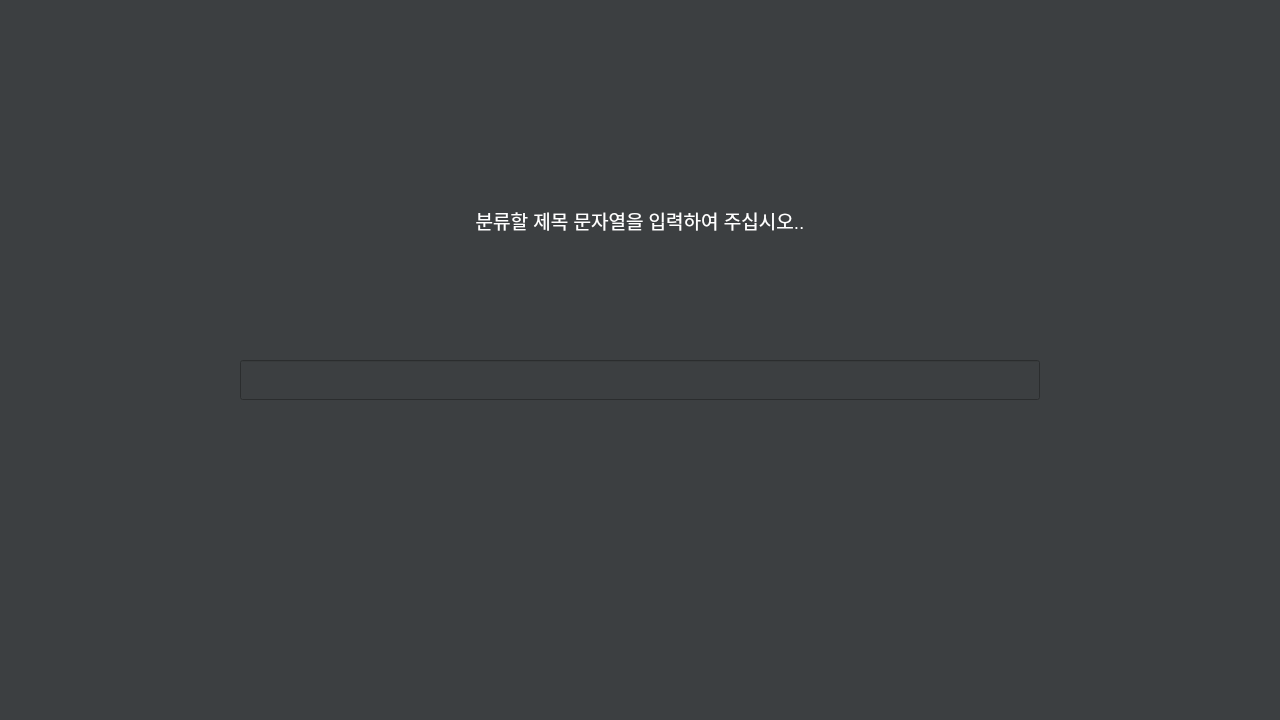
Old version of the form GUI/newwindow.ui in the repository HaKaTaHan/Document_Classifier.
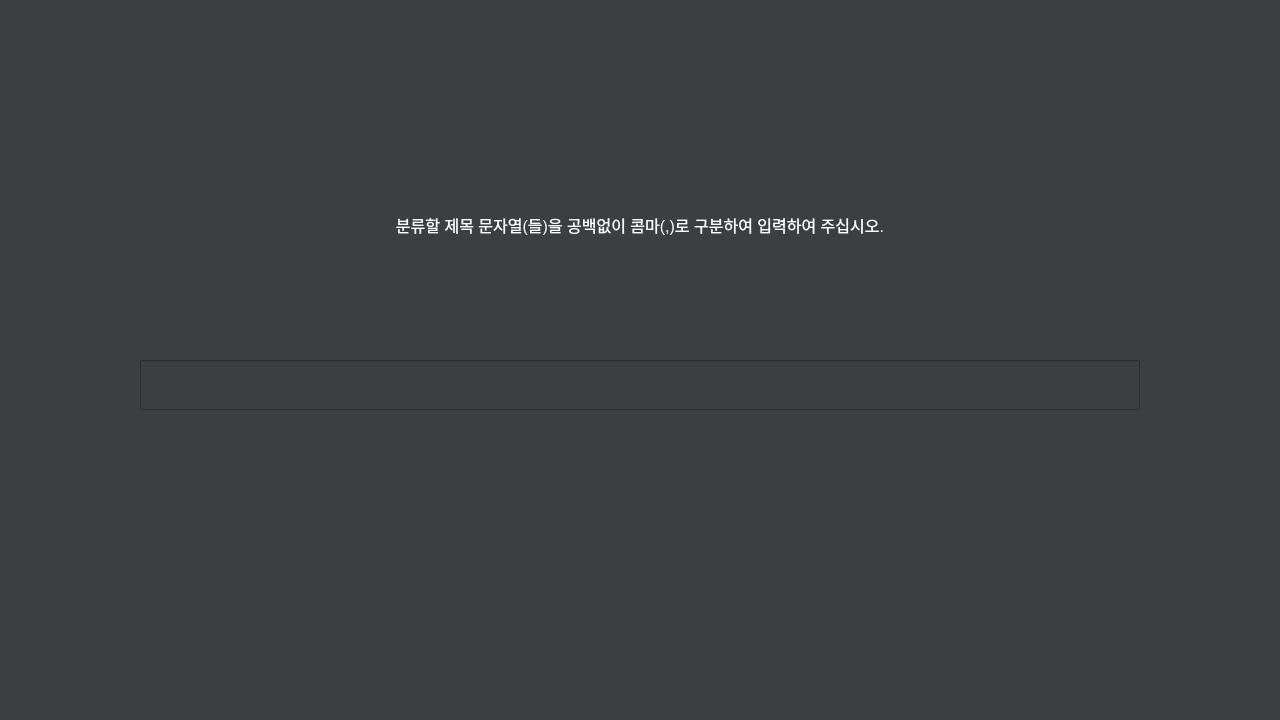
New version of the form. The open tabs and pages were chosen to show the change. Icons and pictures are not drawn.

Patch:
```diff
--- a/GUI/newwindow.ui
+++ b/GUI/newwindow.ui
@@ -453,22 +453,22 @@
     <widget class="QLabel" name="label_3">
      <property name="geometry">
       <rect>
-       <x>340</x>
+       <x>40</x>
        <y>200</y>
-       <width>600</width>
-       <height>40</height>
+       <width>1200</width>
+       <height>50</height>
       </rect>
      </property>
      <property name="font">
       <font>
-       <pointsize>14</pointsize>
+       <pointsize>12</pointsize>
       </font>
      </property>
      <property name="styleSheet">
       <string notr="true">color: rgb(255, 255, 255);</string>
      </property>
      <property name="text">
-      <string>분류할 제목 문자열을 입력하여 주십시오..</string>
+      <string>분류할 제목 문자열(들)을 공백없이 콤마(,)로 구분하여 입력하여 주십시오.</string>
      </property>
      <property name="alignment">
       <set>Qt::AlignCenter</set>
@@ -477,12 +477,20 @@
     <widget class="QLineEdit" name="lineEdit">
      <property name="geometry">
       <rect>
-       <x>240</x>
+       <x>140</x>
        <y>360</y>
-       <width>800</width>
-       <height>40</height>
+       <width>1000</width>
+       <height>50</height>
       </rect>
      </property>
+     <property name="font">
+      <font>
+       <pointsize>12</pointsize>
+      </font>
+     </property>
+     <property name="styleSheet">
+      <string notr="true">color: rgb(255, 255, 255);</string>
+     </property>
      <property name="text">
       <string/>
      </property>
```
Left out of the diff: 6 changed lines with no effect on the pictures.
